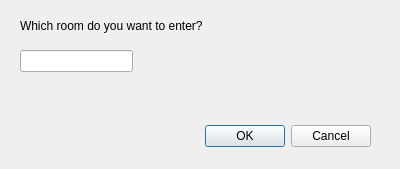
This is client/roomdialog.ui in alu0100851700/ChatMultiusuario as Qt 5 draws it before an edit. The edited form follows.
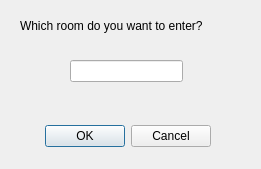
This is the edited form.

```diff
--- a/client/roomdialog.ui
+++ b/client/roomdialog.ui
@@ -6,7 +6,7 @@
    <rect>
     <x>0</x>
     <y>0</y>
-    <width>400</width>
+    <width>261</width>
     <height>169</height>
    </rect>
   </property>
@@ -18,7 +18,7 @@
     <rect>
      <x>30</x>
      <y>120</y>
-     <width>341</width>
+     <width>181</width>
      <height>32</height>
     </rect>
    </property>
@@ -45,8 +45,8 @@
   <widget class="QLineEdit" name="roomLineEdit">
    <property name="geometry">
     <rect>
-     <x>20</x>
-     <y>50</y>
+     <x>70</x>
+     <y>60</y>
      <width>113</width>
      <height>22</height>
     </rect>
```
